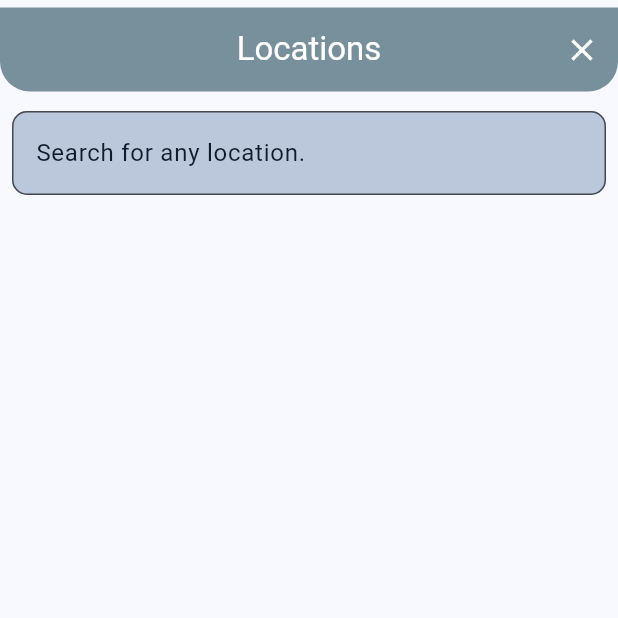
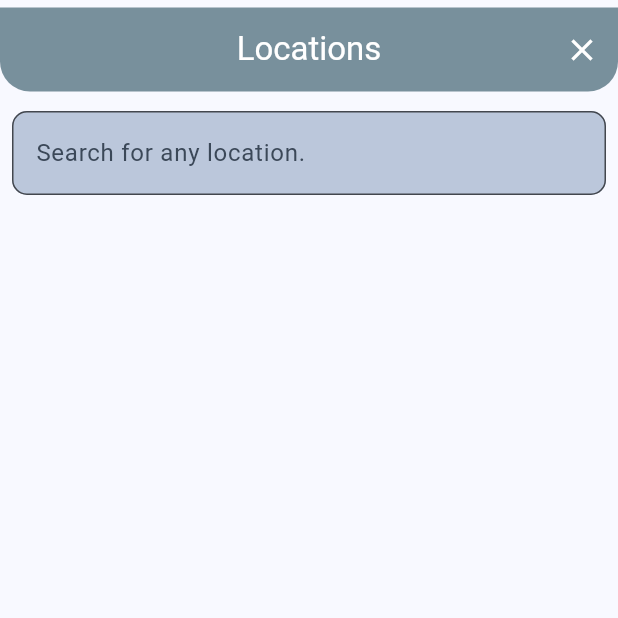
Before and after one commit to Mak-Lobo/Weather, a Flutter app: the Locations screen opened by its route, on a phone screen of 412 x 824 dp, the top half of it. Run offline on Flutter 3.47's test engine with Material 3 defaults, Android fonts, the phone set to English and light mode, and no system bars; our stand-ins replace carousel_slider, dio, flutter_dotenv, flutter_riverpod, flutter_spinkit, get_it and 7 more; accounts and stored records are empty; network calls fail.

```diff
--- a/lib/database.dart
+++ b/lib/database.dart
@@ -1,4 +1,3 @@
-import 'package:flutter_riverpod/flutter_riverpod.dart';
 import 'package:get_it/get_it.dart';
 import 'package:sqflite/sqflite.dart';
 import 'package:path/path.dart';
--- a/lib/main.dart
+++ b/lib/main.dart
@@ -108,7 +108,7 @@ class _MyAppState extends State<MyApp> {
         ),
         brightness: Brightness.dark,
       ),
-      themeMode: ThemeMode.light,
+      themeMode: ThemeMode.system,
       routerConfig: _router,
     );
   }
--- a/lib/pages/locations.dart
+++ b/lib/pages/locations.dart
@@ -53,7 +53,9 @@ class Locations extends ConsumerWidget {
                       ),
                     ),
                     hintStyle: TextStyle(
-                      color: Theme.of(context).colorScheme.onSecondaryFixed,
+                      color: Theme.of(
+                        context,
+                      ).colorScheme.onSecondaryFixedVariant,
                     ),
                     hintText: "Search for any location.",
                   ),
```
Also changed, not shown: assets/pics/Home_Landscape_Dark.png (added), assets/pics/Home_Landscape_Light.png (added), assets/pics/Home_Potrait_Dark.png (added), assets/pics/Home_Potrait_Light.png (added), assets/pics/Location_Save_Dark.png (added), assets/pics/Location_Save_Light.png (added), assets/pics/Location_Search_Dark.png (added), assets/pics/Location_Search_Light.png (added), 11 other files.
